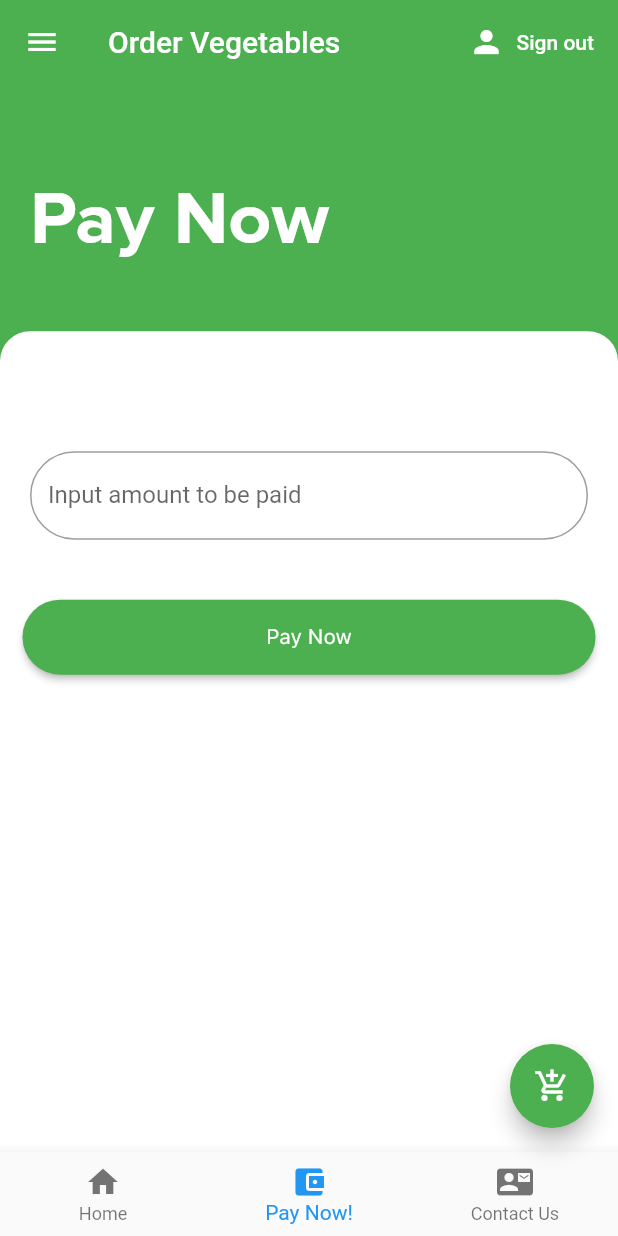
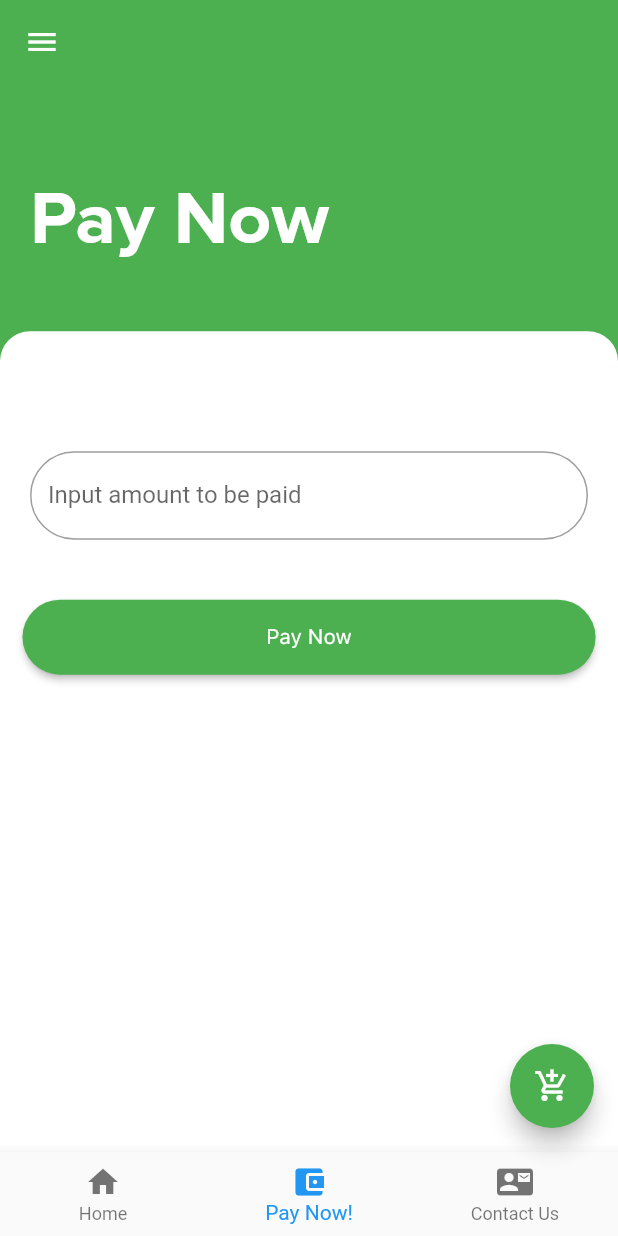
Before and after one commit to ahattangadi/order_vegetables, a Flutter app: the screen it shows once a user with an empty profile is signed in, item 2 of the bottom bar chosen, on a phone screen of 412 x 824 dp. Run offline on Flutter 3.47's test engine with Material 2 defaults, Android fonts, the phone set to English and light mode, and no system bars; our stand-ins replace animated_splash_screen, cloud_firestore, firebase_auth, flutter_spinkit, page_transition, toast and 1 more; missing offline and left inert: flutter_inappwebview, razorpay_flutter; accounts and stored records are empty; project files that could hold a hidden picture were left out.

Commit message:
Tweaked UI/UX

```diff
--- a/lib/screens/home/home.dart
+++ b/lib/screens/home/home.dart
@@ -164,24 +164,8 @@ class _HomeState extends State<Home> {
       child: Scaffold(
         backgroundColor: Colors.white,
         appBar: AppBar(
-          title: Text('Order Vegetables'),
           backgroundColor: Colors.green,
           elevation: 0.0,
-          actions: <Widget>[
-            FlatButton.icon(
-              icon: Icon(
-                Icons.person,
-                color: Colors.white,
-              ),
-              onPressed: () async {
-                await _auth.signOut();
-              },
-              label: Text(
-                'Sign out',
-                style: TextStyle(color: Colors.white),
-              ),
-            ),
-          ],
         ),
         body: Scaffold(
           body: tabs[_currentIndex],
--- a/lib/screens/home/payment_screen1.dart
+++ b/lib/screens/home/payment_screen1.dart
@@ -1,4 +1,5 @@
 import 'package:flutter/material.dart';
+import 'package:flutter/services.dart';
 import 'package:order_vegetables/screens/home/payment_success.dart';
 import 'package:razorpay_flutter/razorpay_flutter.dart';
 import 'package:toast/toast.dart';
@@ -144,6 +145,10 @@ class _PaymentScreenState extends State<PaymentScreen> {
                                         borderSide:
                                             BorderSide(color: Colors.grey),
                                       )),
+                                  inputFormatters: [
+                                    FilteringTextInputFormatter.allow(
+                                        RegExp("[0-9.]"))
+                                  ],
                                 ),
                               ),
                               SizedBox(
```
